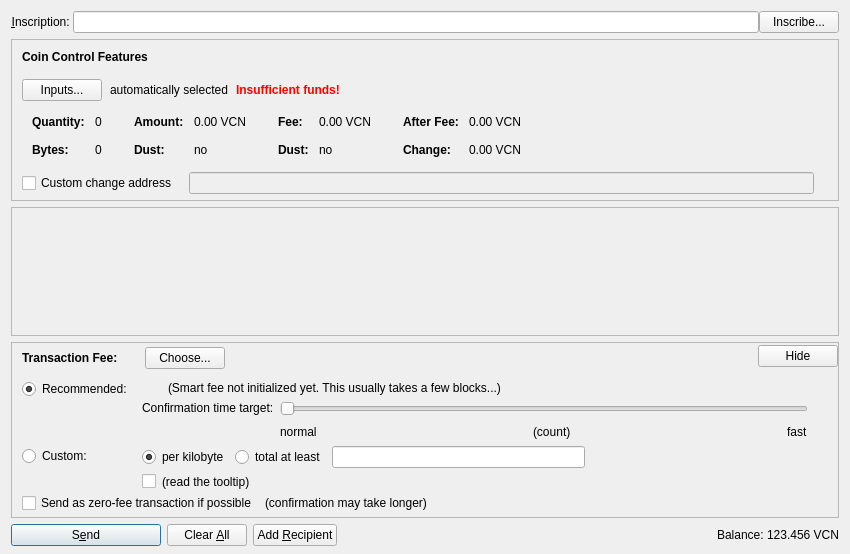
gjhiggins/vcoincore, file src/qt/forms/sendcoinsdialog.ui: the form before one commit.
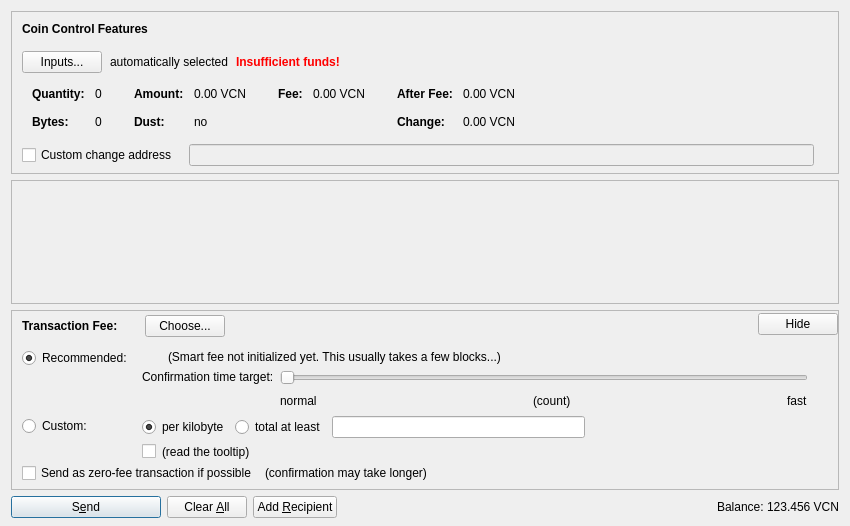
The form after the commit. Icons and pictures are not drawn. Custom widgets are drawn as their Qt base class.

Diff of the .ui file:
```diff
--- a/src/qt/forms/sendcoinsdialog.ui
+++ b/src/qt/forms/sendcoinsdialog.ui
@@ -7,56 +7,16 @@
     <x>0</x>
     <y>0</y>
     <width>850</width>
-    <height>554</height>
+    <height>526</height>
    </rect>
   </property>
   <property name="windowTitle">
    <string>Send Coins</string>
   </property>
-  <layout class="QVBoxLayout" name="verticalLayout" stretch="0,1,0,0,0">
+  <layout class="QVBoxLayout" name="verticalLayout" stretch="0,1,0,0">
    <property name="bottomMargin">
     <number>8</number>
    </property>
-   <item>
-    <layout class="QHBoxLayout" name="horizontalLayoutTxComment">
-     <property name="spacing">
-      <number>0</number>
-     </property>
-     <item>
-      <widget class="QLabel" name="labelTxComment">
-       <property name="text">
-        <string>&amp;Inscription: </string>
-       </property>
-       <property name="alignment">
-        <set>Qt::AlignLeading|Qt::AlignLeft|Qt::AlignRight|Qt::AlignTrailing|Qt::AlignVCenter</set>
-       </property>
-       <property name="buddy">
-        <cstring>editTxComment</cstring>
-       </property>
-      </widget>
-     </item>
-     <item>
-      <widget class="QValidatedLineEdit" name="editTxComment">
-       <property name="enabled">
-        <bool>true</bool>
-       </property>
-       <property name="toolTip">
-        <string>Inscribe a public reference</string>
-       </property>
-      </widget>
-     </item>
-     <item>
-      <widget class="QPushButton" name="pushButtonServices">
-       <property name="styleSheet">
-        <string notr="true"/>
-       </property>
-       <property name="text">
-        <string>Inscribe...</string>
-       </property>
-      </widget>
-     </item>
-    </layout>
-   </item>
    <item>
     <widget class="QFrame" name="frameCoinControl">
      <property name="sizePolicy">
@@ -451,35 +411,6 @@
                  </property>
                 </widget>
                </item>
-               <item row="1" column="0">
-                <widget class="QLabel" name="labelCoinControlLowOutputText">
-                 <property name="font">
-                  <font>
-                   <weight>75</weight>
-                   <bold>true</bold>
-                  </font>
-                 </property>
-                 <property name="text">
-                  <string>Dust:</string>
-                 </property>
-                </widget>
-               </item>
-               <item row="1" column="1">
-                <widget class="QLabel" name="labelCoinControlLowOutput">
-                 <property name="cursor">
-                  <cursorShape>IBeamCursor</cursorShape>
-                 </property>
-                 <property name="contextMenuPolicy">
-                  <enum>Qt::ActionsContextMenu</enum>
-                 </property>
-                 <property name="text">
-                  <string notr="true">no</string>
-                 </property>
-                 <property name="textInteractionFlags">
-                  <set>Qt::LinksAccessibleByMouse|Qt::TextSelectableByKeyboard|Qt::TextSelectableByMouse</set>
-                 </property>
-                </widget>
-               </item>
               </layout>
              </item>
              <item>
@@ -657,7 +588,7 @@
         <x>0</x>
         <y>0</y>
         <width>830</width>
-        <height>68</height>
+        <height>104</height>
        </rect>
       </property>
       <layout class="QVBoxLayout" name="verticalLayout_2" stretch="0,1">
@@ -688,7 +619,7 @@
          <property name="sizeHint" stdset="0">
           <size>
            <width>20</width>
-           <height>140</height>
+           <height>40</height>
           </size>
          </property>
         </spacer>
```
